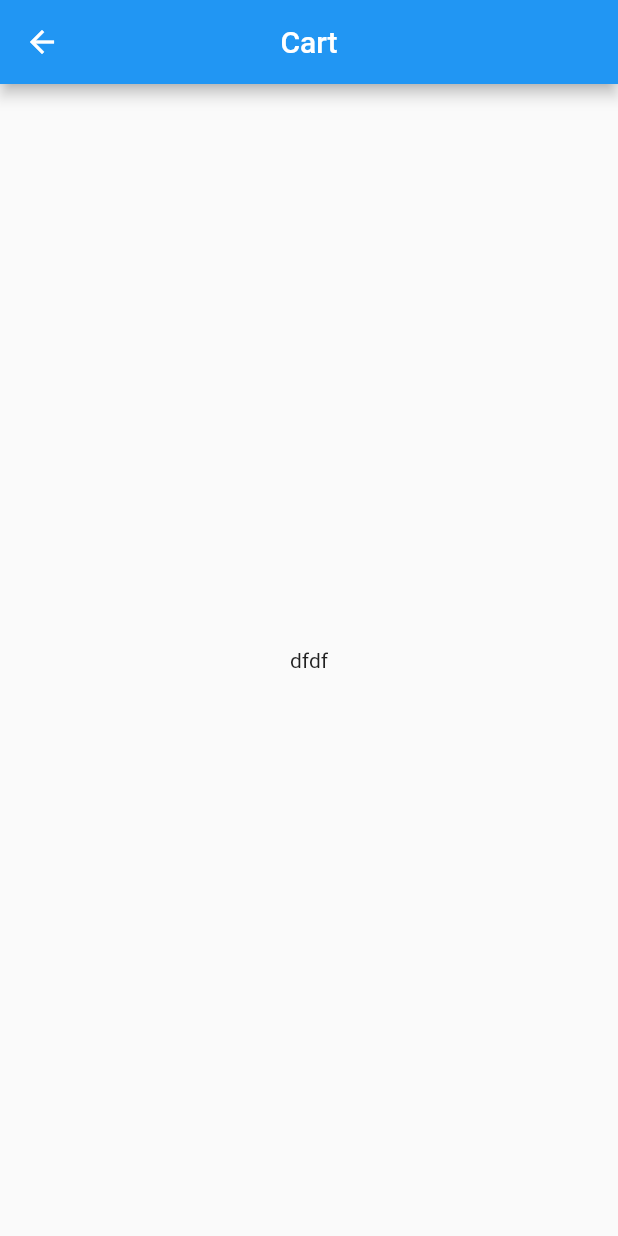
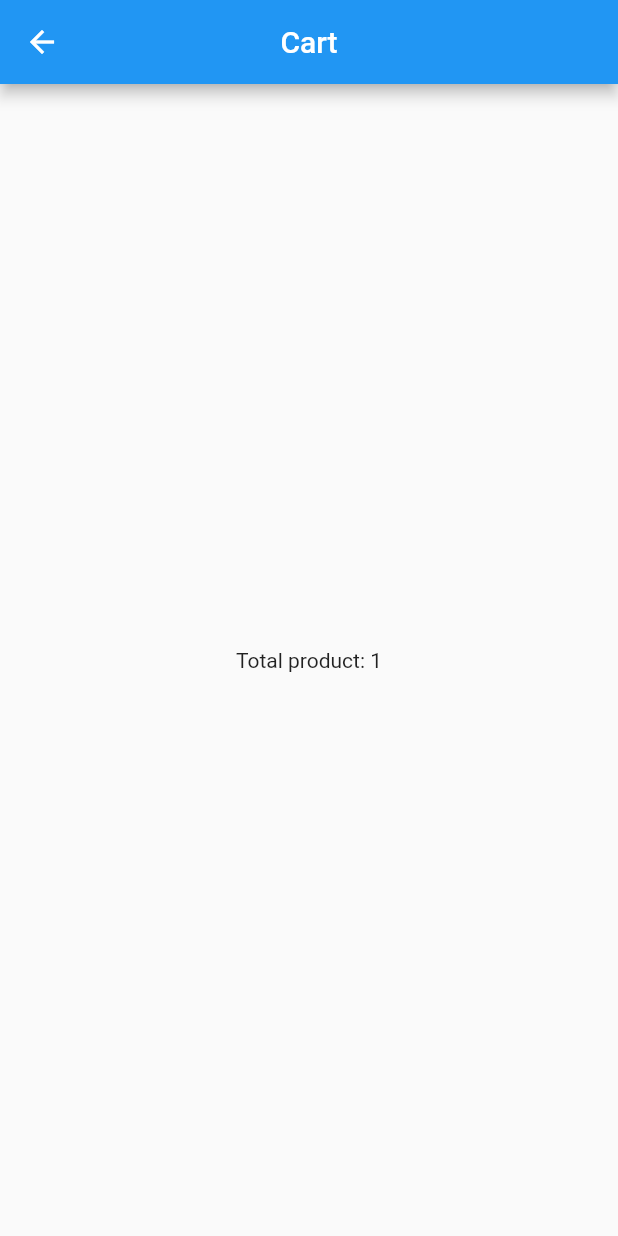
Before and after one commit to taufiqurSabbir/project_list, a Flutter app: the screen it shows after launch, scrolled down 456 dp, after a tap on "Buy Now", after a tap on the "shopping cart" icon, on a phone screen of 412 x 824 dp. Run offline on Flutter 3.47's test engine with Material 2 defaults, Android fonts, the phone set to English and light mode, and no system bars.

Commit message:
product list

```diff
--- a/lib/cart.dart
+++ b/lib/cart.dart
@@ -1,13 +1,9 @@
 import 'package:flutter/material.dart';
 
-class Cart extends StatefulWidget {
-  const Cart({Key? key}) : super(key: key);
+class Cart extends StatelessWidget {
+  final int Total_product;
+  const Cart({Key? key, required this.Total_product}) : super(key: key);
 
-  @override
-  State<Cart> createState() => _CartState();
-}
-
-class _CartState extends State<Cart> {
   @override
   Widget build(BuildContext context) {
     return Scaffold(
@@ -15,14 +11,13 @@ class _CartState extends State<Cart> {
         title: Text('Cart'),
         centerTitle: true,
       ),
-      body: Center(
-        child: Column(
-          mainAxisAlignment: MainAxisAlignment.center,
-          children: [
-            Text('dfdf'),
-          ],
-        ),
-      ),
+
+      body: Center(child: Column(
+        mainAxisAlignment: MainAxisAlignment.center,
+        children: [
+          Text('Total product: ${Total_product}'),
+        ],
+      )),
     );
   }
 }
--- a/lib/main.dart
+++ b/lib/main.dart
@@ -4,7 +4,6 @@ import 'package:product_list/cart.dart';
 void main() {
   runApp(const Myapp());
 }
-
 
 class Myapp extends StatelessWidget {
   const Myapp({Key? key}) : super(key: key);
@@ -13,22 +12,21 @@ class Myapp extends StatelessWidget {
   Widget build(BuildContext context) {
     return MaterialApp(
       title: 'Product List',
-      home:HomeScreen(),
-    );;
+      home: HomeScreen(),
+      debugShowCheckedModeBanner: false,
+    );
+    ;
   }
 }
 
-
-class product{
+class product {
   final String name;
   final double price;
   int quantity;
-  product(this.name,this.price,this.quantity);
+  product(this.name, this.price, this.quantity);
 }
 
-
 class HomeScreen extends StatefulWidget {
-
   const HomeScreen({Key? key}) : super(key: key);
 
   @override
@@ -36,7 +34,7 @@ class HomeScreen extends StatefulWidget {
 }
 
 class _HomeScreenState extends State<HomeScreen> {
-  List<product>product_list=[
+  List<product> product_list = [
     product('product-1', 10, 0),
     product('product-2', 10, 0),
     product('product-3', 10, 0),
@@ -63,48 +61,56 @@ class _HomeScreenState extends State<HomeScreen> {
         title: Text('Product List'),
         centerTitle: true,
       ),
-
       body: ListView.builder(
-
         itemCount: product_list.length,
-        itemBuilder: (context,index){
+        itemBuilder: (context, index) {
           return Column(
             mainAxisAlignment: MainAxisAlignment.end,
             children: [
               ListTile(
-                minLeadingWidth : 100,
+                minLeadingWidth: 100,
                 title: Text(product_list[index].name),
                 subtitle: Text('\$${product_list[index].price.toString()}'),
                 trailing: Column(
                   mainAxisAlignment: MainAxisAlignment.center,
                   children: [
-                    Text('Counter:${product_list[index].quantity.toString()}',
+                    Text(
+                      'Counter:${product_list[index].quantity.toString()}',
                     ),
                     SizedBox(
                       height: 30,
                       width: 100,
                       child: ElevatedButton(
-                          onPressed: (){
+                          onPressed: () {
                             product_list[index].quantity++;
-                            if( product_list[index].quantity==5){
+
+                            if (product_list[index].quantity == 5) {
+                              // showDialog<String>(
+                              //   context: context,
+                              //   builder: (BuildContext context) => AlertDialog(
+                              //     title: const Text('AlertDialog Title'),
+                              //     content:
+                              //         const Text('AlertDialog description'),
+                              //     actions: <Widget>[
+                              //       TextButton(
+                              //         onPressed: () =>
+                              //             Navigator.pop(context, 'OK'),
+                              //         child: const Text('OK'),
+                              //       ),
+                              //     ],
+                              //   ),
+                              // );
 
 
-                              showDialog<String>(
-                                context: context,
-                                builder: (BuildContext context) => AlertDialog(
-                                  title: const Text('AlertDialog Title'),
-                                  content: const Text('AlertDialog description'),
-                                  actions: <Widget>[
-
-                                    TextButton(
-                                      onPressed: () => Navigator.pop(context, 'OK'),
-                                      child: const Text('OK'),
-                                    ),
-                                  ],
-                                ),
-
-
-                              );
+                              showDialog(context: context, builder: (context)=>AlertDialog(
+                                title: Text('Congratulations!'),
+                                content: Text('You\'ve bought 5 ${product_list[index].name}!'),
+                                actions: [
+                                  TextButton(onPressed: ()=>{
+                                    Navigator.pop(context,'ok')
+                                  }, child: Text('Okay'))
+                                ],
+                              ));
                             }
                             setState(() {});
                           },
@@ -117,9 +123,19 @@ class _HomeScreenState extends State<HomeScreen> {
           );
         },
       ),
-      floatingActionButton: FloatingActionButton(onPressed: (){
-        Navigator.push(context, MaterialPageRoute(builder: (context)=>Cart()));
-      },child: Icon(Icons.shopping_cart),),
+      floatingActionButton: FloatingActionButton(
+        onPressed: () {
+          int total = 0;
+
+          for (int i = 0; i < product_list.length; i++) {
+            total = total + product_list[i].quantity;
+          }
+
+          Navigator.push(
+              context, MaterialPageRoute(builder: (context) => Cart( Total_product: total,)));
+        },
+        child: Icon(Icons.shopping_cart),
+      ),
     );
   }
 }
```
Also changed, not shown: img.png (added), img_1.png (added), img_2.png (added), 1 other file.
